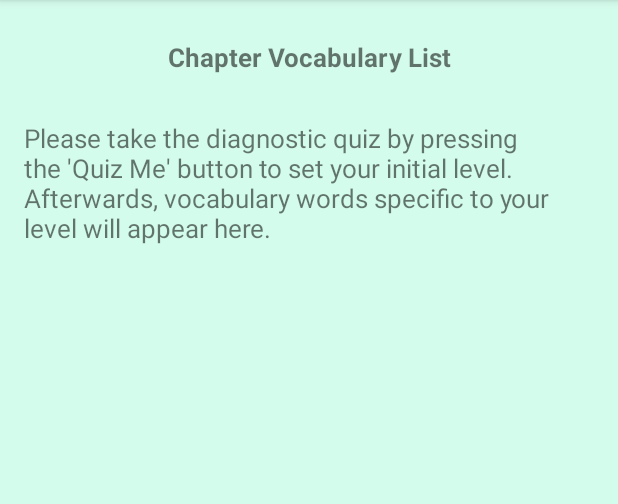
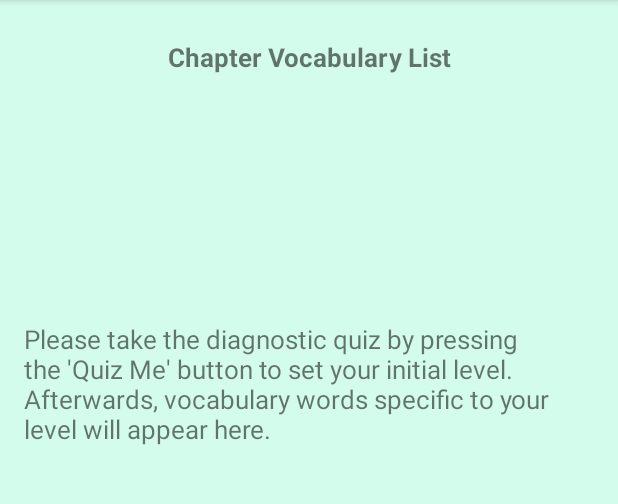
Before and after one commit to pdkyll/Lexile-Levels, an Android app: the vocabularyLists screen opened directly, with no data from a screen before it, on a phone screen of 412 x 824 dp, the part 84-588 px from its top. Run offline under Robolectric (Android 15) with nearby library versions, the phone set to English and light mode, and no system bars.

Commit message:
FINAL 5/6 icons :)
(please work, github)

```diff
--- a/LexileLevels/app/src/main/AndroidManifest.xml
+++ b/LexileLevels/app/src/main/AndroidManifest.xml
@@ -31,13 +31,9 @@
         <activity android:name=".firstQuizPage" />
         <activity android:name=".Recommendations" />
         <activity android:name=".MapButton" />
-        <!-- <meta-data -->
-        <!-- android:name="com.google.android.gms.version" -->
-        <!-- android:value="@integer/google_play_services_version" /> -->
         <meta-data
             android:name="com.google.android.geo.API_KEY"
-            android:value="AIzaSyCjLHSVnGavdVrCcqDKs6uqna_bGDa4fgE" />
-         <!--android:value="AIzaSyA-K5wz-0O_MeYozVuYfHtKcRf4MF6dATM" />-->
+            android:value="AIzaSyA-K5wz-0O_MeYozVuYfHtKcRf4MF6dATM" />
 
         <activity android:name=".vocabularyLists" />
 
--- a/LexileLevels/app/src/main/res/layout/activity_vocabulary_lists.xml
+++ b/LexileLevels/app/src/main/res/layout/activity_vocabulary_lists.xml
@@ -1,20 +1,16 @@
 <?xml version="1.0" encoding="utf-8"?>
 
-<ScrollView
+<LinearLayout
     xmlns:android="http://schemas.android.com/apk/res/android"
     xmlns:tools="http://schemas.android.com/tools"
-    android:layout_width="match_parent"
-    android:layout_height="match_parent"
     android:paddingBottom="@dimen/activity_vertical_margin"
     android:paddingLeft="@dimen/activity_horizontal_margin"
     android:paddingRight="@dimen/activity_horizontal_margin"
     android:paddingTop="@dimen/activity_vertical_margin"
     tools:context="com.example.lexilelevels.vocabularyLists"
     android:background="@color/appBackground"
-    >
-<LinearLayout
     android:layout_width="match_parent"
-    android:layout_height="wrap_content"
+    android:layout_height="match_parent"
     android:orientation="vertical"
     >
 
@@ -37,17 +33,16 @@
         android:text="@string/vocabulary_description"
         android:fontFamily="sans-serif"
         android:textSize="17sp"
-        android:paddingBottom="20dp"
-        android:paddingTop="20dp"
+        android:paddingBottom="10dp"
+        android:paddingTop="10dp"
         android:layout_weight="1"/>
 
     <ListView
         android:layout_width="fill_parent"
-        android:layout_height="400dp"
+        android:layout_height="300dp"
         android:id="@+id/vocab_list"
         android:cacheColorHint="#00000000">
 
     </ListView>
 
 </LinearLayout>
-</ScrollView>
```
